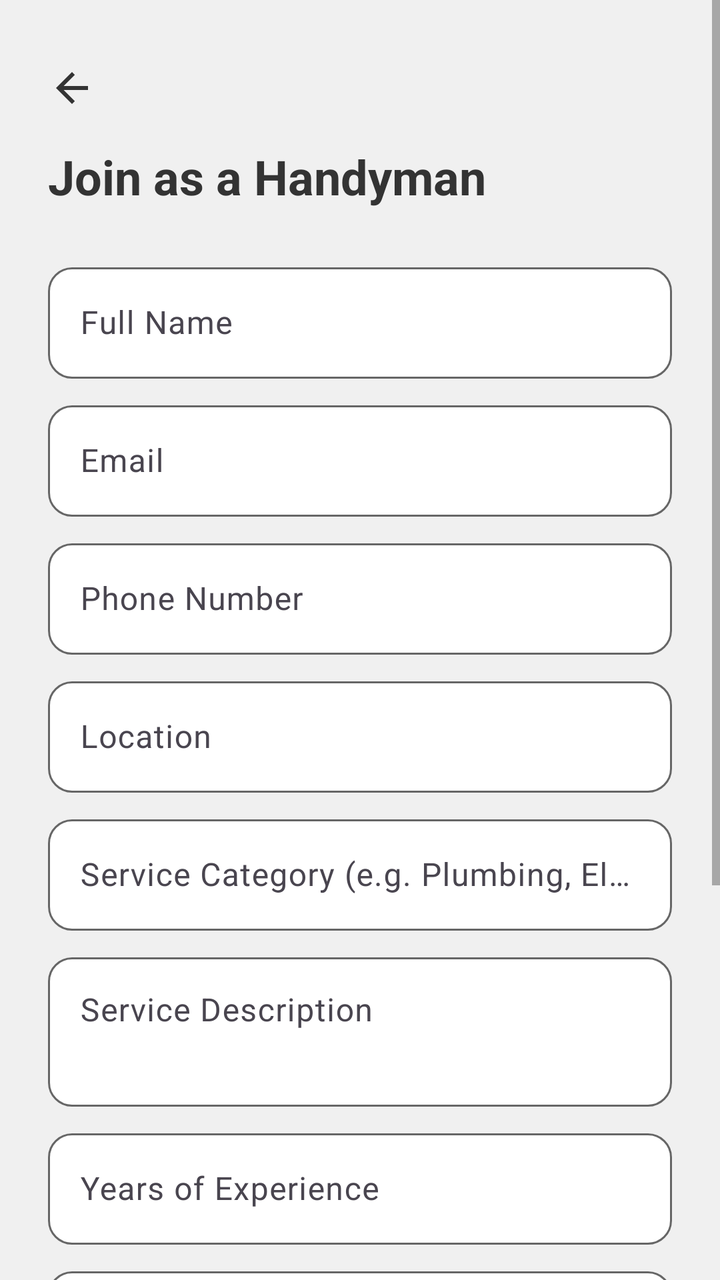
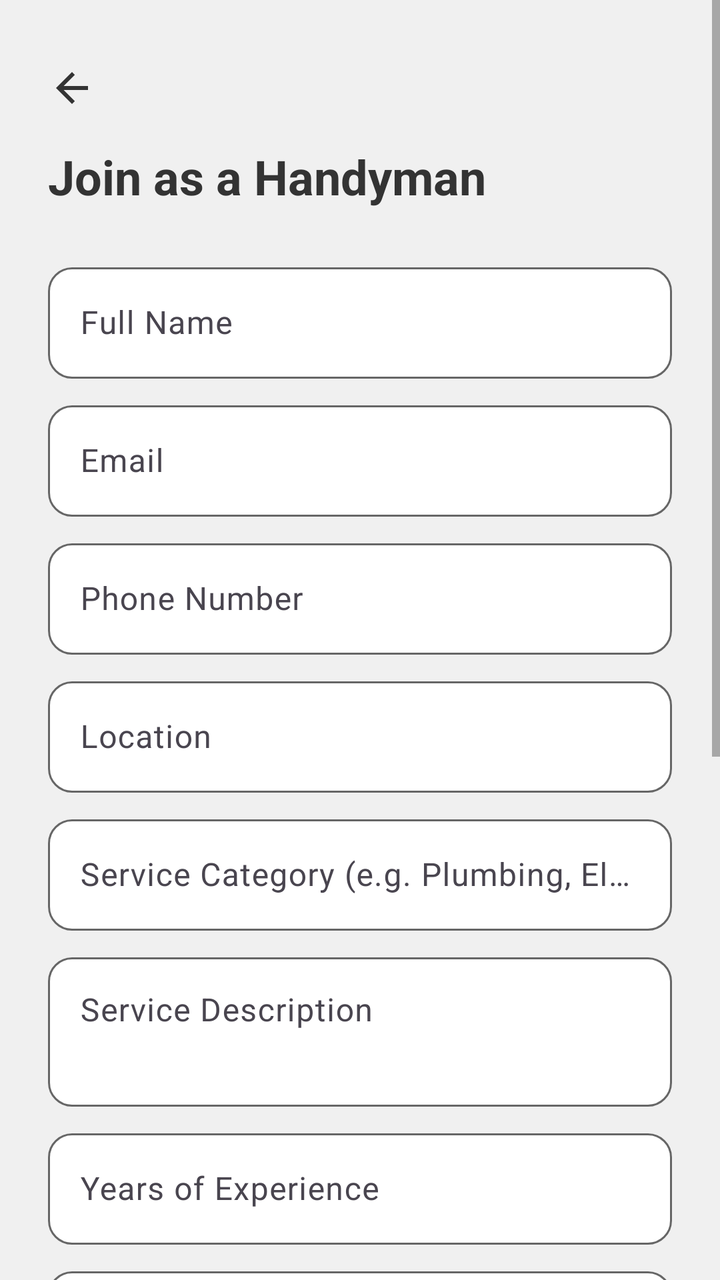

The first picture is an Android layout as it rendered before a commit; the second is the same layout after the commit. The layout source and the unified diff follow.
<!-- AndroidManifest.xml: application theme Theme.HandyProject -->
<!-- res/layout/activity_handyman_registration.xml -->
<?xml version="1.0" encoding="utf-8"?>
<ScrollView xmlns:android="http://schemas.android.com/apk/res/android"
    xmlns:app="http://schemas.android.com/apk/res-auto"
    xmlns:tools="http://schemas.android.com/tools"
    android:layout_width="match_parent"
    android:layout_height="match_parent"
    android:background="@color/colorBackground"
    android:fillViewport="true"
    tools:context=".HandymanRegistration">

    <LinearLayout
        android:layout_width="match_parent"
        android:layout_height="wrap_content"
        android:orientation="vertical"
        android:paddingEnd="@dimen/padding_large"
        android:paddingBottom="@dimen/padding_large">

        <ImageButton
            android:id="@+id/btnBack"
            android:layout_width="@dimen/back_button_size"
            android:layout_height="@dimen/back_button_size"
            android:layout_marginStart="@dimen/padding_standard"
            android:layout_marginTop="@dimen/padding_large"
            android:background="@android:color/transparent"
            android:contentDescription="Back"
            android:src="@drawable/ic_arrow_back" />

        <TextView
            android:layout_width="wrap_content"
            android:layout_height="wrap_content"
            android:layout_marginStart="@dimen/padding_large"
            android:layout_marginTop="@dimen/padding_small"
            android:layout_marginBottom="@dimen/padding_large"
            android:fontFamily="sans-serif"
            android:text="Join as a Handyman"
            android:textColor="@color/colorTextPrimary"
            android:textSize="@dimen/text_size_heading"
            android:textStyle="bold" />

        <com.google.android.material.textfield.TextInputLayout
            android:id="@+id/tilFullName"
            style="@style/Widget.HandyProject.TextInputLayout"
            android:layout_marginStart="@dimen/padding_large"
            android:layout_marginBottom="@dimen/padding_small"
            android:hint="Full Name">
            <com.google.android.material.textfield.TextInputEditText
                android:id="@+id/FullNameEditTextText"
                android:layout_width="match_parent"
                android:layout_height="wrap_content"
                android:inputType="textPersonName"
                android:maxLines="1" />
        </com.google.android.material.textfield.TextInputLayout>

        <com.google.android.material.textfield.TextInputLayout
            android:id="@+id/tilEmail"
            style="@style/Widget.HandyProject.TextInputLayout"
            android:layout_marginStart="@dimen/padding_large"
            android:layout_marginBottom="@dimen/padding_small"
            android:hint="Email">
            <com.google.android.material.textfield.TextInputEditText
                android:id="@+id/editTextTextEmailAddress"
                android:layout_width="match_parent"
                android:layout_height="wrap_content"
                android:inputType="textEmailAddress"
                android:maxLines="1" />
        </com.google.android.material.textfield.TextInputLayout>

        <com.google.android.material.textfield.TextInputLayout
            android:id="@+id/tilPhone"
            style="@style/Widget.HandyProject.TextInputLayout"
            android:layout_marginStart="@dimen/padding_large"
            android:layout_marginBottom="@dimen/padding_small"
            android:hint="Phone Number">
            <com.google.android.material.textfield.TextInputEditText
                android:id="@+id/PhoneNumberEditText"
                android:layout_width="match_parent"
                android:layout_height="wrap_content"
                android:inputType="phone"
                android:maxLines="1" />
        </com.google.android.material.textfield.TextInputLayout>

        <com.google.android.material.textfield.TextInputLayout
            android:id="@+id/tilLocation"
            style="@style/Widget.HandyProject.TextInputLayout"
            android:layout_marginStart="@dimen/padding_large"
            android:layout_marginBottom="@dimen/padding_small"
            android:hint="Location">
            <com.google.android.material.textfield.TextInputEditText
                android:id="@+id/LocationEditTextText"
                android:layout_width="match_parent"
                android:layout_height="wrap_content"
                android:inputType="text"
                android:maxLines="1" />
        </com.google.android.material.textfield.TextInputLayout>

        <com.google.android.material.textfield.TextInputLayout
            android:id="@+id/tilServiceCategory"
            style="@style/Widget.HandyProject.TextInputLayout"
            android:layout_marginStart="@dimen/padding_large"
            android:layout_marginBottom="@dimen/padding_small"
            android:hint="Service Category (e.g. Plumbing, Electrical)">
            <com.google.android.material.textfield.TextInputEditText
                android:id="@+id/ServiceEditTextText"
                android:layout_width="match_parent"
                android:layout_height="wrap_content"
                android:inputType="text"
                android:maxLines="1" />
        </com.google.android.material.textfield.TextInputLayout>

        <com.google.android.material.textfield.TextInputLayout
            android:id="@+id/tilServiceDescription"
            style="@style/Widget.HandyProject.TextInputLayout"
            android:layout_marginStart="@dimen/padding_large"
            android:layout_marginBottom="@dimen/padding_small"
            android:hint="Service Description">
            <com.google.android.material.textfield.TextInputEditText
                android:id="@+id/ServiceDescriptionEditText"
                android:layout_width="match_parent"
                android:layout_height="wrap_content"
                android:gravity="top"
                android:inputType="textMultiLine"
                android:maxLines="4"
                android:minLines="2" />
        </com.google.android.material.textfield.TextInputLayout>

        <com.google.android.material.textfield.TextInputLayout
            android:id="@+id/tilYearsExperience"
            style="@style/Widget.HandyProject.TextInputLayout"
            android:layout_marginStart="@dimen/padding_large"
            android:layout_marginBottom="@dimen/padding_small"
            android:hint="Years of Experience">
            <com.google.android.material.textfield.TextInputEditText
                android:id="@+id/YearsExperienceEditText"
                android:layout_width="match_parent"
                android:layout_height="wrap_content"
                android:inputType="number"
                android:maxLines="1" />
        </com.google.android.material.textfield.TextInputLayout>

        <com.google.android.material.textfield.TextInputLayout
            android:id="@+id/tilHourlyRate"
            style="@style/Widget.HandyProject.TextInputLayout"
            android:layout_marginStart="@dimen/padding_large"
            android:layout_marginBottom="@dimen/padding_small"
            android:hint="Hourly Rate"
            app:prefixText="£">
            <com.google.android.material.textfield.TextInputEditText
                android:id="@+id/PricePerHourEditTextNumberDecimal"
                android:layout_width="match_parent"
                android:layout_height="wrap_content"
                android:inputType="numberDecimal"
                android:maxLines="1" />
        </com.google.android.material.textfield.TextInputLayout>

        <com.google.android.material.textfield.TextInputLayout
            android:id="@+id/tilPassword"
            style="@style/Widget.HandyProject.TextInputLayout"
            android:layout_marginStart="@dimen/padding_large"
            android:layout_marginBottom="@dimen/padding_small"
            android:hint="Password"
            app:endIconMode="password_toggle">
            <com.google.android.material.textfield.TextInputEditText
                android:id="@+id/editTextTextPassword"
                android:layout_width="match_parent"
                android:layout_height="wrap_content"
                android:inputType="textPassword"
                android:maxLines="1" />
        </com.google.android.material.textfield.TextInputLayout>

        <com.google.android.material.textfield.TextInputLayout
            android:id="@+id/tilConfirmPassword"
            style="@style/Widget.HandyProject.TextInputLayout"
            android:layout_marginStart="@dimen/padding_large"
            android:layout_marginBottom="@dimen/padding_large"
            android:hint="Confirm Password"
            app:endIconMode="password_toggle">
            <com.google.android.material.textfield.TextInputEditText
                android:id="@+id/ConfirmPasswordEditText"
                android:layout_width="match_parent"
                android:layout_height="wrap_content"
                android:inputType="textPassword"
                android:maxLines="1" />
        </com.google.android.material.textfield.TextInputLayout>

        <com.google.android.material.button.MaterialButton
            android:id="@+id/button"
            style="@style/Widget.HandyProject.Button.Primary"
            android:layout_marginStart="@dimen/padding_large"
            android:text="Join as Handyman" />

    </LinearLayout>
</ScrollView>
<!-- resources referenced by this layout -->
<resources>
  <color name="colorBackground">#F0F0F0</color>
  <color name="colorTextPrimary">#333333</color>
  <dimen name="back_button_size">40dp</dimen>
  <dimen name="padding_large">24dp</dimen>
  <dimen name="padding_small">8dp</dimen>
  <dimen name="padding_standard">16dp</dimen>
  <dimen name="text_size_heading">24sp</dimen>
  <!-- drawable ic_arrow_back (drawable) -->
  <?xml version="1.0" encoding="utf-8"?>
  <vector xmlns:android="http://schemas.android.com/apk/res/android"
      android:width="24dp"
      android:height="24dp"
      android:viewportWidth="24"
      android:viewportHeight="24">
      <path
          android:fillColor="@color/colorTextPrimary"
          android:pathData="M20,11H7.83l5.59,-5.59L12,4l-8,8 8,8 1.41,-1.41L7.83,13H20v-2z" />
  </vector>
  <style name="Widget.HandyProject.Button.Primary" parent="Widget.Material3.Button">
          <item name="android:layout_width">match_parent</item>
          <item name="android:layout_height">48dp</item>
          <item name="android:minHeight">48dp</item>
          <item name="android:textColor">@color/white</item>
          <item name="android:textSize">@dimen/text_size_body</item>
          <item name="android:fontFamily">sans-serif</item>
          <item name="backgroundTint">@color/colorPrimary</item>
          <item name="cornerRadius">@dimen/corner_radius</item>
          <item name="shapeAppearance">@style/ShapeAppearance.HandyProject.Rounded</item>
      </style>
  <style name="Widget.HandyProject.TextInputLayout" parent="Widget.Material3.TextInputLayout.OutlinedBox">
          <item name="android:layout_width">match_parent</item>
          <item name="android:layout_height">wrap_content</item>
          <item name="boxBackgroundColor">@color/colorCardBackground</item>
          <item name="boxStrokeColor">@color/input_stroke_color</item>
          <item name="hintTextColor">@color/colorTextSecondary</item>
          <item name="shapeAppearance">@style/ShapeAppearance.HandyProject.Rounded</item>
      </style>
  <style name="Theme.HandyProject" parent="Base.Theme.HandyProject" />
  <color name="white">#FFFFFFFF</color>
  <dimen name="text_size_body">14sp</dimen>
  <color name="colorPrimary">#008080</color>
  <dimen name="corner_radius">12dp</dimen>
  <style name="ShapeAppearance.HandyProject.Rounded" parent="ShapeAppearance.Material3.Corner.Full">
          <item name="cornerFamily">rounded</item>
          <item name="cornerSize">@dimen/corner_radius</item>
      </style>
  <color name="colorCardBackground">#FFFFFF</color>
  <color name="colorTextSecondary">#666666</color>
  <color name="colorPrimaryDark">#006666</color>
  <color name="colorAccent">#008080</color>
  <color name="colorError">#F44336</color>
  <!-- unchanged entries left out for length: 1 -->
</resources>

<!-- the commit's change to res/layout/activity_handyman_registration.xml (unified diff, before → after) -->
@@ -153,6 +153,35 @@
         </com.google.android.material.textfield.TextInputLayout>
 
         <com.google.android.material.textfield.TextInputLayout
+            android:id="@+id/tilBio"
+            style="@style/Widget.HandyProject.TextInputLayout"
+            android:layout_marginStart="@dimen/padding_large"
+            android:layout_marginBottom="@dimen/padding_small"
+            android:hint="Bio (Optional)">
+            <com.google.android.material.textfield.TextInputEditText
+                android:id="@+id/BioEditText"
+                android:layout_width="match_parent"
+                android:layout_height="wrap_content"
+                android:gravity="top"
+                android:inputType="textMultiLine"
+                android:maxLines="4"
+                android:minLines="2" />
+        </com.google.android.material.textfield.TextInputLayout>
+
+        <com.google.android.material.textfield.TextInputLayout
+            android:id="@+id/tilResponseTime"
+            style="@style/Widget.HandyProject.TextInputLayout.ExposedDropdownMenu"
+            android:layout_marginStart="@dimen/padding_large"
+            android:layout_marginBottom="@dimen/padding_small"
+            android:hint="Typical Response Time">
+            <com.google.android.material.textfield.MaterialAutoCompleteTextView
+                android:id="@+id/ResponseTimeAutoCompleteTextView"
+                android:layout_width="match_parent"
+                android:layout_height="wrap_content"
+                android:inputType="none" />
+        </com.google.android.material.textfield.TextInputLayout>
+
+        <com.google.android.material.textfield.TextInputLayout
             android:id="@+id/tilPassword"
             style="@style/Widget.HandyProject.TextInputLayout"
             android:layout_marginStart="@dimen/padding_large"
<!-- resource entries referenced after the edit -->
@@ -37,6 +37,14 @@
           <item name="hintTextColor">@color/colorTextSecondary</item>
           <item name="shapeAppearance">@style/ShapeAppearance.HandyProject.Rounded</item>
       </style>
+  <style name="Widget.HandyProject.TextInputLayout.ExposedDropdownMenu" parent="Widget.Material3.TextInputLayout.OutlinedBox.ExposedDropdownMenu">
+          <item name="android:layout_width">match_parent</item>
+          <item name="android:layout_height">wrap_content</item>
+          <item name="boxBackgroundColor">@color/colorCardBackground</item>
+          <item name="boxStrokeColor">@color/input_stroke_color</item>
+          <item name="hintTextColor">@color/colorTextSecondary</item>
+          <item name="shapeAppearance">@style/ShapeAppearance.HandyProject.Rounded</item>
+      </style>
   <style name="Theme.HandyProject" parent="Base.Theme.HandyProject" />
   <color name="white">#FFFFFFFF</color>
   <dimen name="text_size_body">14sp</dimen>
